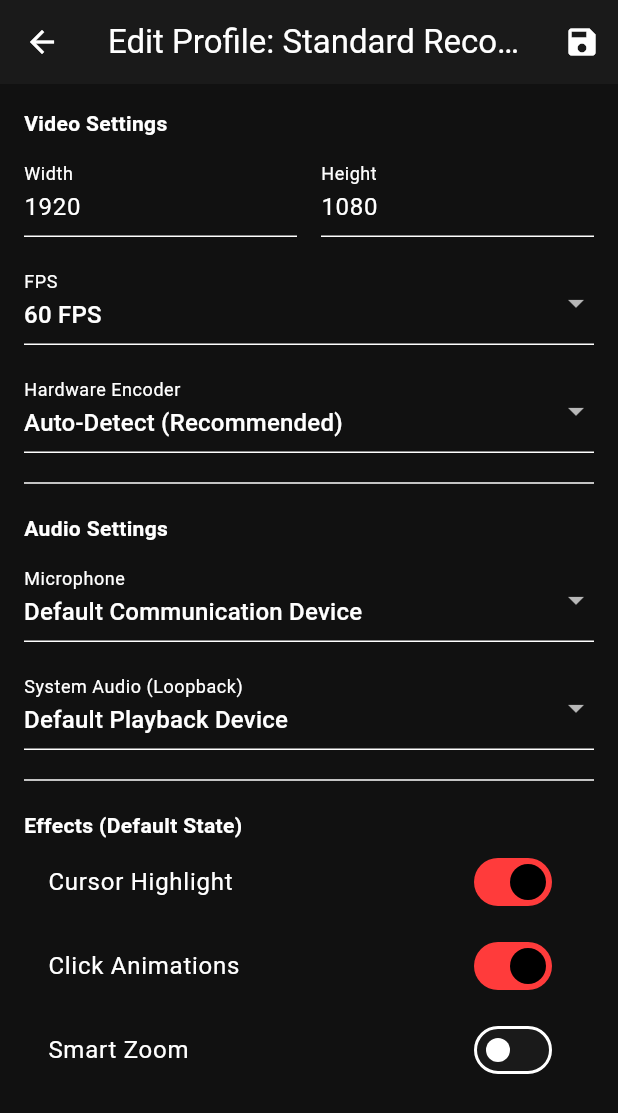
After one commit to khandev1211-cpu/CodeStudioRecorder, a Flutter app: the ProfilesScreen screen opened by its route, after a tap on "Standard Recording", on a phone screen of 412 x 824 dp. The commit adds this screen. Shown: the top 1113 px of the screen. Run offline on Flutter 3.47's test engine with Material 3 defaults, Android fonts, the phone set to English and light mode, and no system bars; our stand-ins replace flutter_riverpod, go_router; missing offline and left inert: dart:ffi; accounts and stored records are empty.

Commit message:
Phase 2+: Audio device selection, Profile Editor, and Real-time Volume Meters

```diff
--- a/lib/app.dart
+++ b/lib/app.dart
@@ -4,6 +4,7 @@ import 'package:codestudio_recorder/features/home/home_screen.dart';
 import 'package:codestudio_recorder/features/history/history_screen.dart';
 import 'package:codestudio_recorder/features/settings/settings_screen.dart';
 import 'package:codestudio_recorder/features/profiles/profiles_screen.dart';
+import 'package:codestudio_recorder/features/profiles/profile_details_screen.dart';
 
 final _router = GoRouter(
   initialLocation: '/',
@@ -23,6 +24,12 @@ final _router = GoRouter(
     GoRoute(
       path: '/profiles',
       builder: (context, state) => const ProfilesScreen(),
+      routes: [
+        GoRoute(
+          path: ':id',
+          builder: (context, state) => ProfileDetailsScreen(profileId: state.pathParameters['id']!),
+        ),
+      ],
     ),
   ],
 );
--- a/lib/core/models/recording_profile.dart
+++ b/lib/core/models/recording_profile.dart
@@ -11,6 +11,8 @@ class RecordingProfile {
   final bool smartZoom;
   final double zoomLevel;
   final String encoder; // e.g. "auto", "h264_nvenc", "libx264"
+  final String? micDeviceId;
+  final String? sysAudioDeviceId;
 
   RecordingProfile({
     required this.id,
@@ -25,6 +27,8 @@ class RecordingProfile {
     this.smartZoom = false,
     this.zoomLevel = 1.5,
     this.encoder = "auto",
+    this.micDeviceId,
+    this.sysAudioDeviceId,
   });
 
   Map<String, dynamic> toJson() => {
@@ -40,6 +44,8 @@ class RecordingProfile {
     'smartZoom': smartZoom,
     'zoomLevel': zoomLevel,
     'encoder': encoder,
+    'micDeviceId': micDeviceId,
+    'sysAudioDeviceId': sysAudioDeviceId,
   };
 
   factory RecordingProfile.fromJson(Map<String, dynamic> json) => RecordingProfile(
@@ -55,6 +61,8 @@ class RecordingProfile {
     smartZoom: json['smartZoom'] ?? false,
     zoomLevel: (json['zoomLevel'] ?? 1.5).toDouble(),
     encoder: json['encoder'] ?? "auto",
+    micDeviceId: json['micDeviceId'],
+    sysAudioDeviceId: json['sysAudioDeviceId'],
   );
 
   static RecordingProfile defaultProfile() => RecordingProfile(
--- a/lib/core/services/recording_service.dart
+++ b/lib/core/services/recording_service.dart
@@ -8,12 +8,19 @@ import 'package:flutter_riverpod/flutter_riverpod.dart';
 final recordingServiceProvider = Provider((ref) => RecordingService());
 
 final List<({int hwnd, String title})> _tempWindowsList = [];
+final List<({String id, String name, bool isDefault})> _tempAudioList = [];
 
 void _onWindowEnumerated(Pointer<NativeWindowInfo> info) {
   final hwnd = info.ref.hwnd;
   final titlePtr = info.ref.title.cast<Utf8>();
   final String title = titlePtr.toDartString();
   _tempWindowsList.add((hwnd: hwnd, title: title));
+}
+
+void _onAudioDeviceEnumerated(Pointer<NativeAudioDeviceInfo> info) {
+  final id = info.ref.id.cast<Utf8>().toDartString();
+  final name = info.ref.name.cast<Utf8>().toDartString();
+  _tempAudioList.add((id: id, name: name, isDefault: info.ref.isDefault));
 }
 
 class RecordingService {
@@ -31,12 +38,14 @@ class RecordingService {
 
   bool get isInitialized => _isInitialized;
 
-  int start(int width, int height, int fps, String outputPath, int targetHwnd, String encoder) {
+  int start(int width, int height, int fps, String outputPath, int targetHwnd, String encoder, {String? micId, String? sysId}) {
     if (!_isInitialized) return -999;
 
     final configPtr = calloc<NativeRecordingConfig>();
     final pathPtr = outputPath.toNativeUtf8();
     final encoderPtr = encoder.toNativeUtf8();
+    final micIdPtr = (micId ?? "").toNativeUtf8();
+    final sysIdPtr = (sysId ?? "").toNativeUtf8();
 
     try {
       configPtr.ref.width = width;
@@ -47,6 +56,8 @@ class RecordingService {
       configPtr.ref.captureAudio = true;
       configPtr.ref.targetHwnd = targetHwnd;
       configPtr.ref.encoderName = encoderPtr;
+      configPtr.ref.micDeviceId = micIdPtr;
+      configPtr.ref.sysAudioDeviceId = sysIdPtr;
 
       return _bindings.startRecording(configPtr);
     } finally {
@@ -97,6 +108,14 @@ class RecordingService {
     final nativeCallback = Pointer.fromFunction<WindowCallbackNative>(_onWindowEnumerated);
     _bindings.enumerateWindows(nativeCallback);
     return List.from(_tempWindowsList);
+  }
+
+  List<({String id, String name, bool isDefault})> getAudioDevices(bool capture) {
+    if (!_isInitialized) return [];
+    _tempAudioList.clear();
+    final nativeCallback = Pointer.fromFunction<AudioDeviceCallbackNative>(_onAudioDeviceEnumerated);
+    _bindings.enumerateAudioDevices(capture, nativeCallback);
+    return List.from(_tempAudioList);
   }
 
   void setSettingString(String key, String value) {
--- a/lib/features/home/home_screen.dart
+++ b/lib/features/home/home_screen.dart
@@ -8,6 +8,8 @@ import 'package:codestudio_recorder/core/services/recording_service.dart';
 import 'package:codestudio_recorder/shared/theme/app_logo.dart';
 import 'package:codestudio_recorder/features/recording/annotation_toolbar.dart';
 import 'package:codestudio_recorder/features/recording/annotation_state.dart';
+
+import 'package:codestudio_recorder/shared/widgets/volume_meter.dart';
 
 import 'package:codestudio_recorder/core/models/recording_profile.dart';
 import 'package:codestudio_recorder/core/services/profile_service.dart';
@@ -139,6 +141,24 @@ class _HomeScreenState extends ConsumerState<HomeScreen> {
                         'Recording ${selectedWindow?.title ?? "Full Screen"}',
                         style: const TextStyle(color: Colors.redAccent),
                       ),
+                      const SizedBox(height: 20),
+                      SizedBox(
+                        width: 250,
+                        child: Column(
+                          children: [
+                            VolumeMeter(
+                              level: recordingState.micLevel,
+                              label: "MICROPHONE",
+                              color: Colors.blueAccent,
+                            ),
+                            const SizedBox(height: 12),
+                            VolumeMeter(
+                              level: recordingState.systemLevel,
+                              label: "SYSTEM AUDIO",
+                            ),
+                          ],
+                        ),
+                      ),
                     ] else ...[
                       const SizedBox(height: 20),
                       const Text("Recording Profile:"),
@@ -229,7 +249,9 @@ class _HomeScreenState extends ConsumerState<HomeScreen> {
                                 selectedProfile.fps,
                                 null,
                                 hwnd,
-                                selectedProfile.encoder
+                                selectedProfile.encoder,
+                                micId: selectedProfile.micDeviceId,
+                                sysId: selectedProfile.sysAudioDeviceId,
                               );
                             },
                             icon: const Icon(Icons.fiber_manual_record),
--- /dev/null
+++ b/lib/features/profiles/profile_details_screen.dart
@@ -0,0 +1,170 @@
+import 'package:flutter/material.dart';
+import 'package:flutter_riverpod/flutter_riverpod.dart';
+import 'package:codestudio_recorder/core/models/recording_profile.dart';
+import 'package:codestudio_recorder/core/services/profile_service.dart';
+import 'package:codestudio_recorder/core/services/recording_service.dart';
+import 'package:go_router/go_router.dart';
+
+class ProfileDetailsScreen extends ConsumerStatefulWidget {
+  final String profileId;
+  const ProfileDetailsScreen({super.key, required this.profileId});
+
+  @override
+  ConsumerState<ProfileDetailsScreen> createState() => _ProfileDetailsScreenState();
+}
+
+class _ProfileDetailsScreenState extends ConsumerState<ProfileDetailsScreen> {
+  late RecordingProfile _profile;
+  List<({String id, String name, bool isDefault})> _mics = [];
+  List<({String id, String name, bool isDefault})> _speakers = [];
+
+  @override
+  void initState() {
+    super.initState();
+    final service = ref.read(profileServiceProvider);
+    _profile = service.profiles.firstWhere((p) => p.id == widget.profileId);
+    _loadDevices();
+  }
+
+  void _loadDevices() {
+    final service = ref.read(recordingServiceProvider);
+    setState(() {
+      _mics = service.getAudioDevices(true);
+      _speakers = service.getAudioDevices(false);
+    });
+  }
+
+  @override
+  Widget build(BuildContext context) {
+    return Scaffold(
+      appBar: AppBar(
+        title: Text('Edit Profile: ${_profile.name}'),
+        actions: [
+          IconButton(
+            icon: const Icon(Icons.save),
+            onPressed: () async {
+              await ref.read(profileServiceProvider).saveProfile(_profile);
+              if (mounted) context.pop();
+            },
+          ),
+        ],
+      ),
+      body: ListView(
+        padding: const EdgeInsets.all(16),
+        children: [
+          const Text("Video Settings", style: TextStyle(fontWeight: FontWeight.bold)),
+          const SizedBox(height: 10),
+          Row(
+            children: [
+              Expanded(
+                child: TextField(
+                  decoration: const InputDecoration(labelText: "Width"),
+                  keyboardType: TextInputType.number,
+                  controller: TextEditingController(text: _profile.width.toString()),
+                  onChanged: (v) => _profile = _profile.copyWith(width: int.tryParse(v) ?? 1920),
+                ),
+              ),
+              const SizedBox(width: 16),
+              Expanded(
+                child: TextField(
+                  decoration: const InputDecoration(labelText: "Height"),
+                  keyboardType: TextInputType.number,
+                  controller: TextEditingController(text: _profile.height.toString()),
+                  onChanged: (v) => _profile = _profile.copyWith(height: int.tryParse(v) ?? 1080),
+                ),
+              ),
+            ],
+          ),
+          const SizedBox(height: 16),
+          DropdownButtonFormField<int>(
+            decoration: const InputDecoration(labelText: "FPS"),
+            value: _profile.fps,
+            items: [30, 60, 120].map((f) => DropdownMenuItem(value: f, child: Text("$f FPS"))).toList(),
+            onChanged: (v) => setState(() => _profile = _profile.copyWith(fps: v!)),
+          ),
+          const SizedBox(height: 16),
+          DropdownButtonFormField<String>(
+            decoration: const InputDecoration(labelText: "Hardware Encoder"),
+            value: _profile.encoder,
+            items: const [
+              DropdownMenuItem(value: "auto", child: Text("Auto-Detect (Recommended)")),
+              DropdownMenuItem(value: "h264_nvenc", child: Text("NVIDIA NVENC")),
+              DropdownMenuItem(value: "h264_amf", child: Text("AMD AMF")),
+              DropdownMenuItem(value: "h264_qsv", child: Text("Intel QuickSync")),
+              DropdownMenuItem(value: "libx264", child: Text("Software (CPU)")),
+            ],
+            onChanged: (v) => setState(() => _profile = _profile.copyWith(encoder: v!)),
+          ),
+          const Divider(height: 40),
+          const Text("Audio Settings", style: TextStyle(fontWeight: FontWeight.bold)),
+          const SizedBox(height: 10),
+          DropdownButtonFormField<String?>(
+            decoration: const InputDecoration(labelText: "Microphone"),
+            value: _profile.micDeviceId,
+            items: [
+              const DropdownMenuItem(value: null, child: Text("Default Communication Device")),
+              ..._mics.map((m) => DropdownMenuItem(value: m.id, child: Text(m.name, overflow: TextOverflow.ellipsis))),
+            ],
+            onChanged: (v) => setState(() => _profile = _profile.copyWith(micDeviceId: v)),
+          ),
+          const SizedBox(height: 16),
+          DropdownButtonFormField<String?>(
+            decoration: const InputDecoration(labelText: "System Audio (Loopback)"),
+            value: _profile.sysAudioDeviceId,
+            items: [
+              const DropdownMenuItem(value: null, child: Text("Default Playback Device")),
+              ..._speakers.map((s) => DropdownMenuItem(value: s.id, child: Text(s.name, overflow: TextOverflow.ellipsis))),
+            ],
+            onChanged: (v) => setState(() => _profile = _profile.copyWith(sysAudioDeviceId: v)),
+          ),
+          const Divider(height: 40),
+          const Text("Effects (Default State)", style: TextStyle(fontWeight: FontWeight.bold)),
+          SwitchListTile(
+            title: const Text("Cursor Highlight"),
+            value: _profile.cursorHighlight,
+            onChanged: (v) => setState(() => _profile = _profile.copyWith(cursorHighlight: v)),
+          ),
+          SwitchListTile(
+            title: const Text("Click Animations"),
+            value: _profile.clickAnimations,
+            onChanged: (v) => setState(() => _profile = _profile.copyWith(clickAnimations: v)),
+          ),
+          SwitchListTile(
+            title: const Text("Smart Zoom"),
+            value: _profile.smartZoom,
+            onChanged: (v) => setState(() => _profile = _profile.copyWith(smartZoom: v)),
+          ),
+        ],
+      ),
+    );
+  }
+}
+
+extension on RecordingProfile {
+  RecordingProfile copyWith({
+    int? width,
+    int? height,
+    int? fps,
+    String? encoder,
+    String? micDeviceId,
+    String? sysAudioDeviceId,
+    bool? cursorHighlight,
+    bool? clickAnimations,
+    bool? smartZoom,
+  }) {
+    return RecordingProfile(
+      id: id,
+      name: name,
+      width: width ?? this.width,
+      height: height ?? this.height,
+      fps: fps ?? this.fps,
+      encoder: encoder ?? this.encoder,
+      micDeviceId: micDeviceId ?? this.micDeviceId,
+      sysAudioDeviceId: sysAudioDeviceId ?? this.sysAudioDeviceId,
+      cursorHighlight: cursorHighlight ?? this.cursorHighlight,
+      clickAnimations: clickAnimations ?? this.clickAnimations,
+      smartZoom: smartZoom ?? this.smartZoom,
+      zoomLevel: zoomLevel,
+    );
+  }
+}
--- a/lib/features/profiles/profiles_screen.dart
+++ b/lib/features/profiles/profiles_screen.dart
@@ -28,6 +28,7 @@ class ProfilesScreen extends ConsumerWidget {
           return Card(
             margin: const EdgeInsets.only(bottom: 12),
             child: ListTile(
+              onTap: () => context.go('/profiles/${profile.id}'),
               leading: const Icon(Icons.description, color: Color(0xFFFF3B3B)),
               title: Text(profile.name),
               subtitle: Text(
--- a/lib/features/recording/recording_state.dart
+++ b/lib/features/recording/recording_state.dart
@@ -52,7 +52,7 @@ class RecordingNotifier extends StateNotifier<RecordingState> {
 
   RecordingNotifier(this._service, this._historyService) : super(RecordingState());
 
-  Future<void> start(int width, int height, int fps, String? customPath, int targetHwnd, String encoder) async {
+  Future<void> start(int width, int height, int fps, String? customPath, int targetHwnd, String encoder, {String? micId, String? sysId}) async {
     print("RecordingNotifier: Attempting to start recording...");
     state = state.copyWith(lastError: null);
 
@@ -63,6 +63,7 @@ class RecordingNotifier extends StateNotifier<RecordingState> {
     }
 
     String outputPath = customPath ?? "";
+    // ... (logic for output path stays the same)
     // ...
     if (outputPath.isEmpty) {
       final userProfile = Platform.environment['USERPROFILE'] ?? '.';
@@ -100,7 +101,10 @@ class RecordingNotifier extends StateNotifier<RecordingState> {
     }
 
     print("RecordingNotifier: Calling service.start with ${width}x${height}, $fps fps, path: $outputPath, hwnd: $targetHwnd, encoder: $encoder");
-    final result = _service.start(width, height, fps, outputPath, targetHwnd, encoder);
+    final result = _service.start(
+      width, height, fps, outputPath, targetHwnd, encoder,
+      micId: micId, sysId: sysId,
+    );
     print("RecordingNotifier: service.start returned: $result");
 
     if (result == 0) {
```
Also changed, not shown: lib/core/ffi/engine_bindings.dart (+8 -0 lines), lib/core/ffi/types/native_types.dart (+9 -0 lines), lib/shared/widgets/volume_meter.dart (added, +40 -0 lines), 8 other files.
